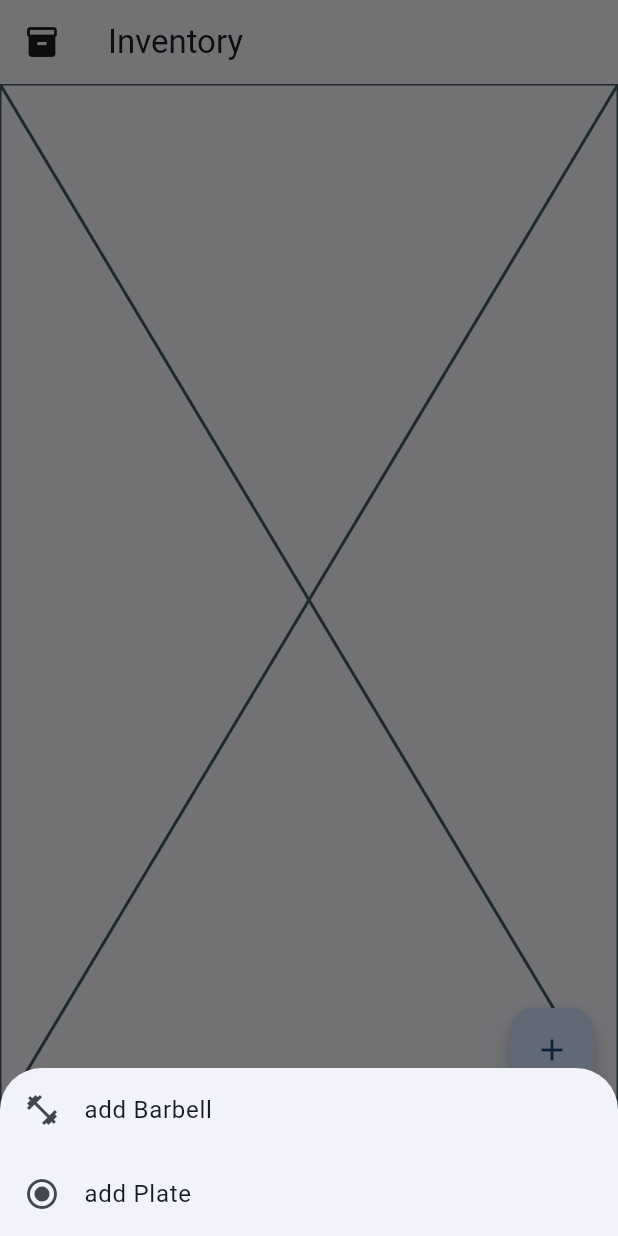
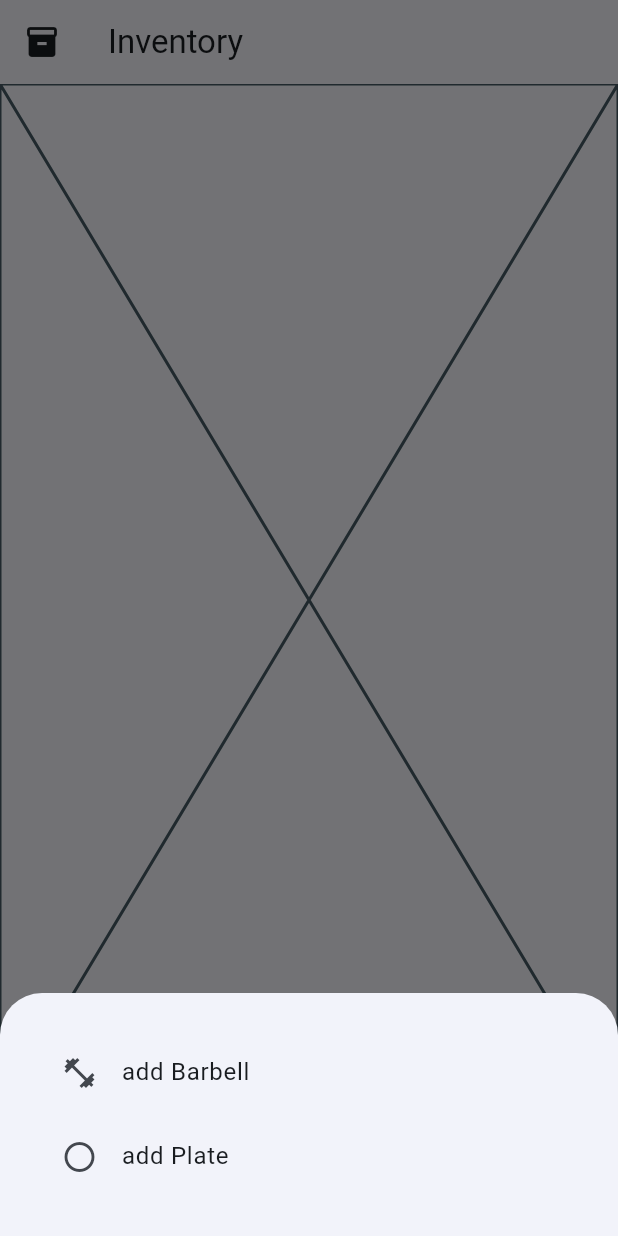
Before and after one commit to ThePi2K/BarbellCalc, a Flutter app: the screen it shows after launch, item 2 of the bottom bar chosen, after a tap on the "add" icon, on a phone screen of 412 x 824 dp. Run offline on Flutter 3.47's test engine with Material 3 defaults, Android fonts, the phone set to English and light mode, and no system bars; our stand-ins replace flutter_colorpicker, shared_preferences.

Commit message:
added padding to add barbell/plate buttons

```diff
--- a/barbell_calc/lib/inventory.dart
+++ b/barbell_calc/lib/inventory.dart
@@ -104,8 +104,11 @@ class _InventoryPageState extends State<InventoryPage> {
               showModalBottomSheet(
                 context: context,
                 builder: (BuildContext context) {
-                  return Column(
+                  return Padding(
+                    padding: const EdgeInsets.all(25),
+                    child: Column(
                       mainAxisSize: MainAxisSize.min,
+                      crossAxisAlignment: CrossAxisAlignment.start,
                       children: <Widget>[
                         ListTile(
                           leading: const Icon(Icons.fitness_center),
@@ -123,7 +126,7 @@ class _InventoryPageState extends State<InventoryPage> {
                           },
                         ),
                         ListTile(
-                        leading: const Icon(Icons.radio_button_checked),
+                          leading: const Icon(Icons.radio_button_off),
                           title: const Text('add Plate'),
                           onTap: () {
                             // Closing PopupMenu
@@ -138,6 +141,7 @@ class _InventoryPageState extends State<InventoryPage> {
                           },
                         ),
                       ],
+                    ),
                   );
                 },
               );
```
Lines whose indentation alone changed are shown as unchanged.
